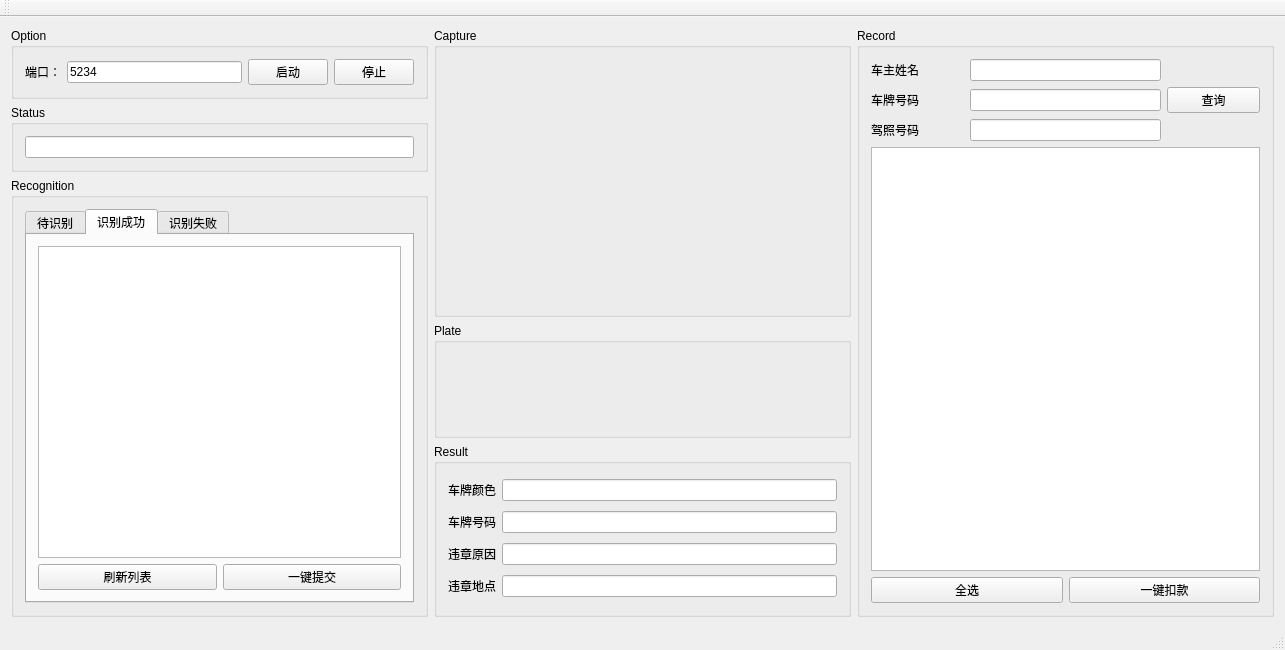
jozhn/PServer, file mainwindow.ui: the form before one commit.
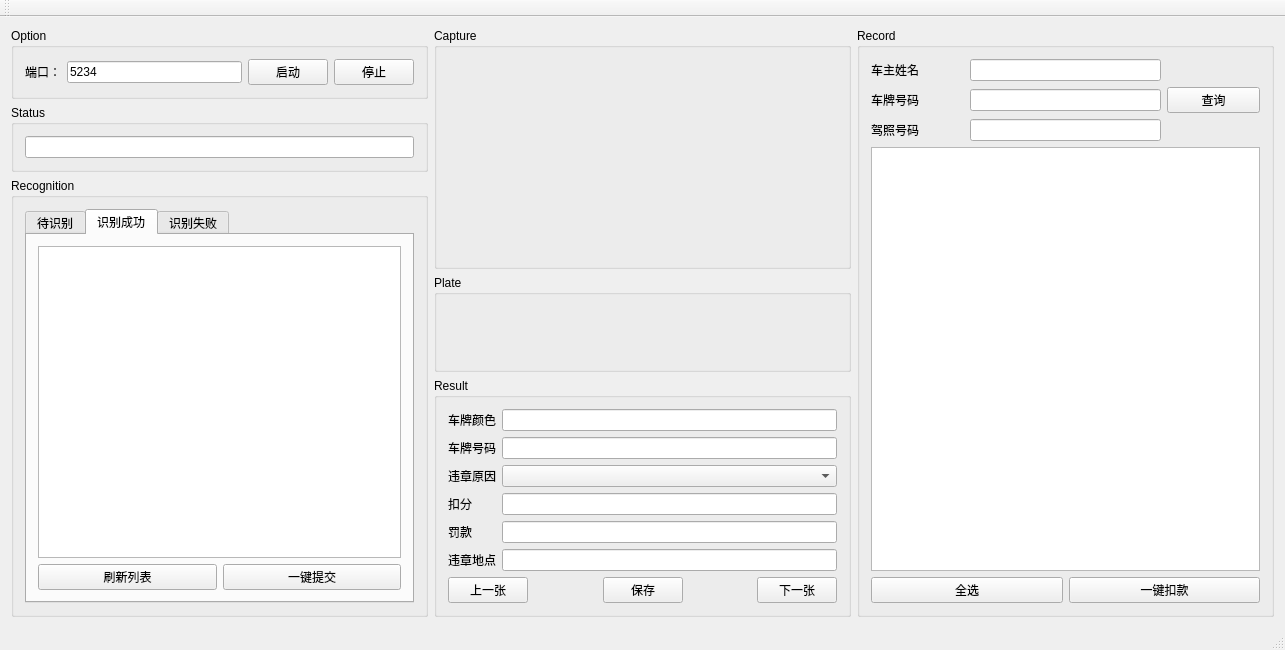
The form after the commit. The open tabs and pages were chosen to show the change.

Commit message: 丰富识别功能

Diff of the .ui file:
```diff
--- a/mainwindow.ui
+++ b/mainwindow.ui
@@ -87,7 +87,7 @@
            <item row="0" column="0">
             <widget class="QTabWidget" name="tabWidget">
              <property name="currentIndex">
-              <number>2</number>
+              <number>1</number>
              </property>
              <widget class="QWidget" name="tab">
               <attribute name="title">
@@ -226,6 +226,13 @@
            <string>Result</string>
           </property>
           <layout class="QGridLayout" name="gridLayout_7">
+           <item row="2" column="0">
+            <widget class="QLabel" name="reason">
+             <property name="text">
+              <string>违章原因</string>
+             </property>
+            </widget>
+           </item>
            <item row="0" column="0">
             <widget class="QLabel" name="plateColor">
              <property name="text">
@@ -246,25 +253,89 @@
            <item row="1" column="1">
             <widget class="QLineEdit" name="plateStrEdit"/>
            </item>
-           <item row="2" column="0">
-            <widget class="QLabel" name="reason">
-             <property name="text">
-              <string>违章原因</string>
-             </property>
-            </widget>
+           <item row="5" column="1">
+            <widget class="QLineEdit" name="locationEdit"/>
            </item>
-           <item row="2" column="1">
-            <widget class="QLineEdit" name="reasonEdit"/>
-           </item>
-           <item row="3" column="0">
+           <item row="5" column="0">
             <widget class="QLabel" name="location">
              <property name="text">
               <string>违章地点</string>
              </property>
             </widget>
            </item>
+           <item row="3" column="0">
+            <widget class="QLabel" name="points">
+             <property name="text">
+              <string>扣分</string>
+             </property>
+            </widget>
+           </item>
+           <item row="2" column="1">
+            <widget class="QComboBox" name="reasonBox"/>
+           </item>
            <item row="3" column="1">
-            <widget class="QLineEdit" name="locationEdit"/>
+            <widget class="QLineEdit" name="pointsEdit"/>
+           </item>
+           <item row="6" column="0" colspan="2">
+            <layout class="QHBoxLayout" name="horizontalLayout_2">
+             <item>
+              <widget class="QPushButton" name="lastRec">
+               <property name="text">
+                <string>上一张</string>
+               </property>
+              </widget>
+             </item>
+             <item>
+              <spacer name="spacer1">
+               <property name="orientation">
+                <enum>Qt::Horizontal</enum>
+               </property>
+               <property name="sizeHint" stdset="0">
+                <size>
+                 <width>40</width>
+                 <height>20</height>
+                </size>
+               </property>
+              </spacer>
+             </item>
+             <item>
+              <widget class="QPushButton" name="saveResult">
+               <property name="text">
+                <string>保存</string>
+               </property>
+              </widget>
+             </item>
+             <item>
+              <spacer name="spacer2">
+               <property name="orientation">
+                <enum>Qt::Horizontal</enum>
+               </property>
+               <property name="sizeHint" stdset="0">
+                <size>
+                 <width>40</width>
+                 <height>20</height>
+                </size>
+               </property>
+              </spacer>
+             </item>
+             <item>
+              <widget class="QPushButton" name="nextRec">
+               <property name="text">
+                <string>下一张</string>
+               </property>
+              </widget>
+             </item>
+            </layout>
+           </item>
+           <item row="4" column="0">
+            <widget class="QLabel" name="fine">
+             <property name="text">
+              <string>罚款</string>
+             </property>
+            </widget>
+           </item>
+           <item row="4" column="1">
+            <widget class="QLineEdit" name="fineEdit"/>
            </item>
           </layout>
          </widget>
@@ -290,7 +361,7 @@
             <widget class="QLineEdit" name="carownerEdit"/>
            </item>
            <item row="0" column="3">
-            <spacer name="horizontalSpacer">
+            <spacer name="spacer3">
              <property name="orientation">
               <enum>Qt::Horizontal</enum>
              </property>
@@ -333,7 +404,7 @@
             <widget class="QLineEdit" name="idcardEdit"/>
            </item>
            <item row="2" column="3">
-            <spacer name="horizontalSpacer_2">
+            <spacer name="spacer4">
              <property name="orientation">
               <enum>Qt::Horizontal</enum>
              </property>
```
The commit also changes 2 other files.
